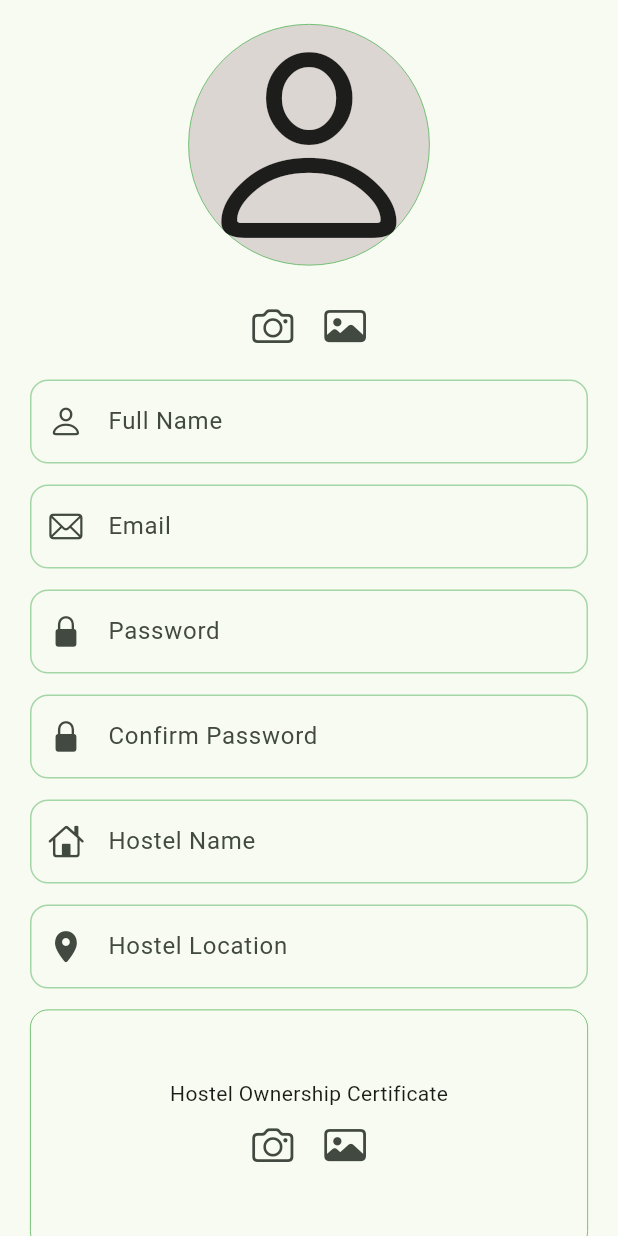
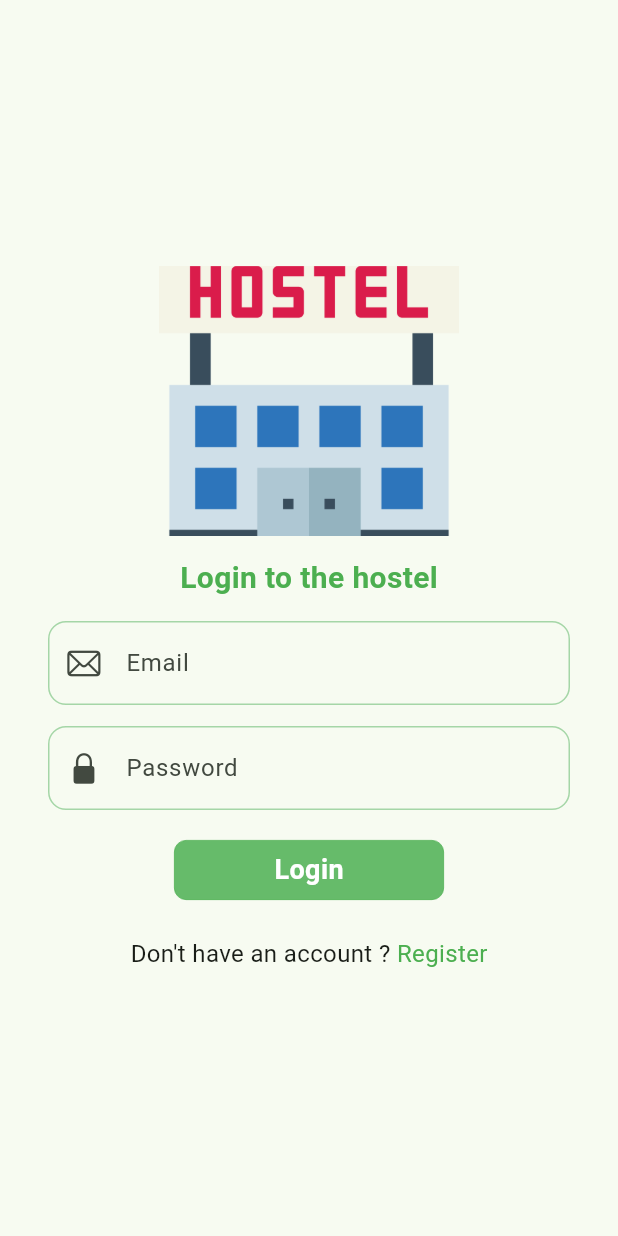
Before and after one commit to punkushal/hostel-management-project, a Flutter app: the screen it shows after launch, on a phone screen of 412 x 824 dp. Run offline on Flutter 3.47's test engine with Material 3 defaults, Android fonts, the phone set to English and light mode, and no system bars; our stand-ins replace firebase_core, get; accounts and stored records are empty.

Commit message:
Modified register screen & login screen design completed

```diff
--- /dev/null
+++ b/lib/auth/screens/login_screen.dart
@@ -0,0 +1,147 @@
+import 'package:flutter/cupertino.dart';
+import 'package:flutter/material.dart';
+import 'package:flutter/widgets.dart';
+import 'package:get/get.dart';
+import 'package:hostel_management_project/auth/screens/register_screen.dart';
+import 'package:hostel_management_project/widgets/reusable_text_field.dart';
+
+import '../../widgets/custom_button.dart';
+
+class LoginScreen extends StatefulWidget {
+  const LoginScreen({super.key});
+
+  @override
+  State<LoginScreen> createState() => _LoginScreenState();
+}
+
+class _LoginScreenState extends State<LoginScreen> {
+  final emailController = TextEditingController();
+  final passwordController = TextEditingController();
+
+  @override
+  void dispose() {
+    emailController.dispose();
+    passwordController.dispose();
+    super.dispose();
+  }
+
+  @override
+  Widget build(BuildContext context) {
+    return Scaffold(
+      body: Padding(
+        padding: const EdgeInsets.symmetric(vertical: 10, horizontal: 32),
+        child: Column(
+          mainAxisAlignment: MainAxisAlignment.center,
+          children: [
+            Image.asset(
+              'assets/images/hostel.png',
+              fit: BoxFit.cover,
+              height: 180,
+              width: 200,
+            ),
+            const SizedBox(
+              height: 14,
+            ),
+            const Text(
+              'Login to the hostel',
+              style: TextStyle(
+                  fontWeight: FontWeight.bold,
+                  fontSize: 20,
+                  color: Colors.green),
+            ),
+            const SizedBox(
+              height: 14,
+            ),
+
+            //Input field for email address
+            ReusableTextField(
+              prefixIcon: const Icon(CupertinoIcons.mail),
+              controller: emailController,
+              obsecureText: false,
+              labelText: 'Email',
+              keyboardType: TextInputType.emailAddress,
+              radiusValue: 12,
+              validator: (value) {
+                if (value!.isEmpty) {
+                  return 'Please provide your email';
+                } else if (!RegExp(
+                        r"^[a-zA-Z0-9.a-zA-Z0-9.!#$%&'*+/=?^_`{|}~-]+@[a-zA-Z0-9-]+\.[a-zA-Z]+")
+                    .hasMatch(value)) {
+                  return 'Please enter a valid email address.';
+                }
+                return null;
+              },
+            ),
+
+            const SizedBox(
+              height: 14,
+            ),
+
+            //Input field for password
+            ReusableTextField(
+              prefixIcon: const Icon(CupertinoIcons.lock_fill),
+              controller: passwordController,
+              labelText: 'Password',
+              obsecureText: true,
+              radiusValue: 12,
+              validator: (value) {
+                if (value!.isEmpty) {
+                  return 'Please provide your password';
+                } else if (value.length < 8) {
+                  return 'Password must be at least 8 characters long';
+                }
+                return null;
+              },
+            ),
+
+            const SizedBox(
+              height: 20,
+            ),
+            //Login button
+            CustomButton(
+              bgColor: Colors.green.shade400,
+              width: 180,
+              height: 40,
+              radiusValue: 8,
+              content: const Center(
+                child: Text(
+                  'Login',
+                  style: TextStyle(
+                      color: Colors.white,
+                      fontWeight: FontWeight.bold,
+                      fontSize: 18),
+                ),
+              ),
+            ),
+
+            const SizedBox(
+              height: 24,
+            ),
+
+            Row(
+              mainAxisAlignment: MainAxisAlignment.center,
+              children: [
+                const Text(
+                  "Don't have an account ? ",
+                  style: TextStyle(fontSize: 16),
+                ),
+
+                //Navigate to register screen
+                GestureDetector(
+                    onTap: () {
+                      Get.offAll(
+                        () => const RegisterScreen(),
+                      );
+                    },
+                    child: const Text(
+                      'Register',
+                      style: TextStyle(color: Colors.green, fontSize: 16),
+                    ))
+              ],
+            ),
+          ],
+        ),
+      ),
+    );
+  }
+}
--- a/lib/main.dart
+++ b/lib/main.dart
@@ -1,6 +1,6 @@
 import 'package:firebase_core/firebase_core.dart';
 import 'package:flutter/material.dart';
-import 'package:hostel_management_project/auth/screens/register_screen.dart';
+import 'package:hostel_management_project/auth/screens/login_screen.dart';
 import 'firebase_options.dart';
 import 'package:get/get.dart';
 
@@ -23,7 +23,7 @@ class MyApp extends StatelessWidget {
         colorScheme: ColorScheme.fromSeed(seedColor: Colors.green),
         useMaterial3: true,
       ),
-      home: const RegisterScreen(),
+      home: const LoginScreen(),
     );
   }
 }
```
Also changed, not shown: lib/auth/screens/register_screen.dart (+27 -0 lines).
